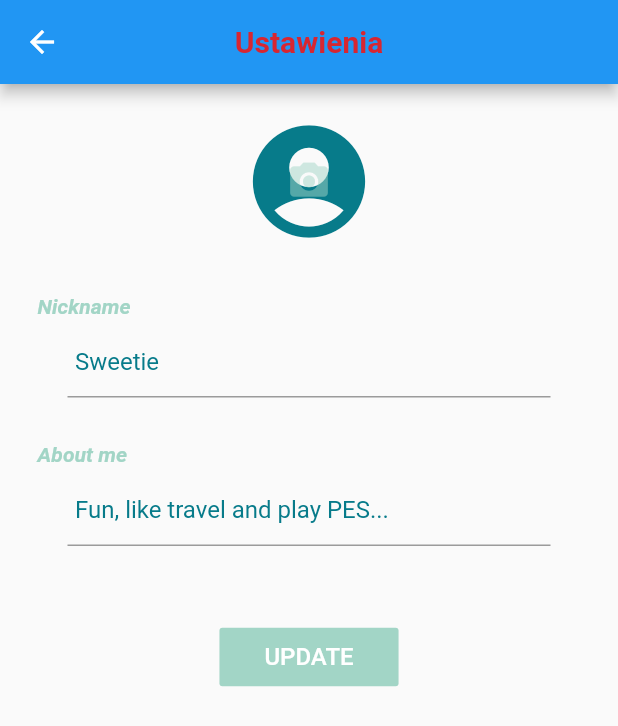
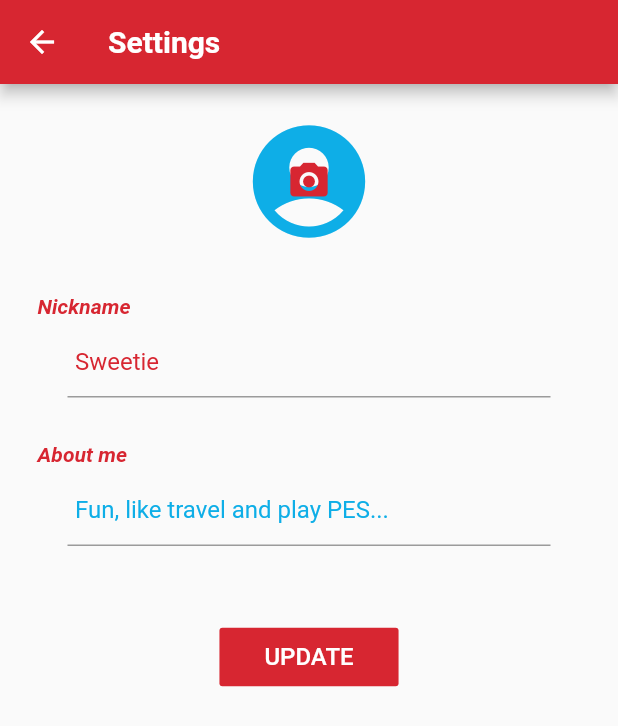
Before and after one commit to kinopek/Kelvin_Date, a Flutter app: the Settings screen opened directly, on a phone screen of 412 x 824 dp. Shown: the top 726 px of the screen. Run offline on Flutter 3.47's test engine with Material 2 defaults, Android fonts, the phone set to English and light mode, and no system bars; our stand-ins replace cached_network_image, cloud_firestore, firebase_auth, firebase_database, firebase_messaging, firebase_storage and 6 more; missing offline and left inert: geocoder; accounts and stored records are empty; network calls fail.

Commit message:
redesign part 1

```diff
--- a/lib/const.dart
+++ b/lib/const.dart
@@ -1,7 +1,7 @@
 import 'dart:ui';
 
 // Trzymanie zmiennych z kolorami - tu trzeba ustawić nasze główne kolory i potem we wszystkich ekranach zrobić, żeby stąd brały kolorki.
-final themeColor = Color(0xffd72631);
-final primaryColor = Color(0xffa2d5c6);
-final greyColor = Color(0xff077b8a);
-final greyColor2 = Color(0xff5c3c92);
+final mainColor = Color(0xffd72631);
+final secondaryColor = Color(0xff0EaEE7);
+final turquiseColor = Color(0xff077b8a);
+final purpleColor2 = Color(0xff5c3c92);
--- a/lib/fullPhoto.dart
+++ b/lib/fullPhoto.dart
@@ -16,7 +16,7 @@ class FullPhoto extends StatelessWidget {
       appBar: new AppBar(
         title: new Text(
           'FULL PHOTO',
-          style: TextStyle(color: primaryColor, fontWeight: FontWeight.bold),
+          style: TextStyle(color: secondaryColor, fontWeight: FontWeight.bold),
         ),
         centerTitle: true,
       ),
--- a/lib/settings.dart
+++ b/lib/settings.dart
@@ -19,10 +19,12 @@ class Settings extends StatelessWidget {
     return new Scaffold(
       appBar: new AppBar(
         title: new Text(
-          'Ustawienia',
-          style: TextStyle(color: themeColor, fontWeight: FontWeight.bold),
+          'Settings',
+          style: TextStyle(fontWeight: FontWeight.bold),
+
         ),
-        centerTitle: true,
+        backgroundColor: mainColor,
+        centerTitle: false,
       ),
       body: new SettingsScreen(),
     );
@@ -184,7 +186,7 @@ class SettingsScreenState extends State<SettingsScreen> {
                           placeholder: (context, url) => Container(
                             child: CircularProgressIndicator(
                               strokeWidth: 2.0,
-                              valueColor: AlwaysStoppedAnimation<Color>(themeColor),
+                              valueColor: AlwaysStoppedAnimation<Color>(mainColor),
                             ),
                             width: 90.0,
                             height: 90.0,
@@ -201,7 +203,7 @@ class SettingsScreenState extends State<SettingsScreen> {
                           : Icon(
                         Icons.account_circle,
                         size: 90.0,
-                        color: greyColor,
+                        color: secondaryColor,
                       ))
                           : Material(
                         child: Image.file(
@@ -216,12 +218,12 @@ class SettingsScreenState extends State<SettingsScreen> {
                       IconButton(
                         icon: Icon(
                           Icons.camera_alt,
-                          color: primaryColor.withOpacity(0.5),
+                          color: mainColor,
                         ),
                         onPressed: getImage,
                         padding: EdgeInsets.all(30.0),
                         splashColor: Colors.transparent,
-                        highlightColor: greyColor,
+                        highlightColor: secondaryColor,
                         iconSize: 30.0,
                       ),
                     ],
@@ -238,18 +240,18 @@ class SettingsScreenState extends State<SettingsScreen> {
                   Container(
                     child: Text(
                       'Nickname',
-                      style: TextStyle(fontStyle: FontStyle.italic, fontWeight: FontWeight.bold, color: primaryColor),
+                      style: TextStyle(fontStyle: FontStyle.italic, fontWeight: FontWeight.bold, color: mainColor),
                     ),
                     margin: EdgeInsets.only(left: 10.0, bottom: 5.0, top: 10.0),
                   ),
                   Container(
                     child: Theme(
-                      data: Theme.of(context).copyWith(primaryColor: primaryColor),
+                      data: Theme.of(context).copyWith(primaryColor: mainColor),
                       child: TextField(
                         decoration: InputDecoration(
                           hintText: 'Sweetie',
                           contentPadding: new EdgeInsets.all(5.0),
-                          hintStyle: TextStyle(color: greyColor),
+                          hintStyle: TextStyle(color: mainColor),
                         ),
                         controller: controllerNickname,
                         onChanged: (value) {
@@ -265,18 +267,18 @@ class SettingsScreenState extends State<SettingsScreen> {
                   Container(
                     child: Text(
                       'About me',
-                      style: TextStyle(fontStyle: FontStyle.italic, fontWeight: FontWeight.bold, color: primaryColor),
+                      style: TextStyle(fontStyle: FontStyle.italic, fontWeight: FontWeight.bold, color: mainColor),
                     ),
                     margin: EdgeInsets.only(left: 10.0, top: 30.0, bottom: 5.0),
                   ),
                   Container(
                     child: Theme(
-                      data: Theme.of(context).copyWith(primaryColor: primaryColor),
+                      data: Theme.of(context).copyWith(primaryColor: mainColor),
                       child: TextField(
                         decoration: InputDecoration(
                           hintText: 'Fun, like travel and play PES...',
                           contentPadding: EdgeInsets.all(5.0),
-                          hintStyle: TextStyle(color: greyColor),
+                          hintStyle: TextStyle(color: secondaryColor),
                         ),
                         controller: controllerAboutMe,
                         onChanged: (value) {
@@ -299,8 +301,8 @@ class SettingsScreenState extends State<SettingsScreen> {
                     'UPDATE',
                     style: TextStyle(fontSize: 16.0),
                   ),
-                  color: primaryColor,
-                  highlightColor: new Color(0xff8d93a0),
+                  color: mainColor,
+                  highlightColor: secondaryColor,
                   splashColor: Colors.transparent,
                   textColor: Colors.white,
                   padding: EdgeInsets.fromLTRB(30.0, 10.0, 30.0, 10.0),
@@ -317,7 +319,7 @@ class SettingsScreenState extends State<SettingsScreen> {
           child: isLoading
               ? Container(
             child: Center(
-              child: CircularProgressIndicator(valueColor: AlwaysStoppedAnimation<Color>(themeColor)),
+              child: CircularProgressIndicator(valueColor: AlwaysStoppedAnimation<Color>(mainColor)),
             ),
             color: Colors.white.withOpacity(0.8),
           )
```
Also changed, not shown: lib/Users.dart (+23 -22 lines), lib/chat.dart (+20 -20 lines), lib/forgot.dart (+42 -32 lines), lib/geolocation.dart (+43 -64 lines), lib/loging.dart (+52 -21 lines), lib/register.dart (+69 -57 lines).
